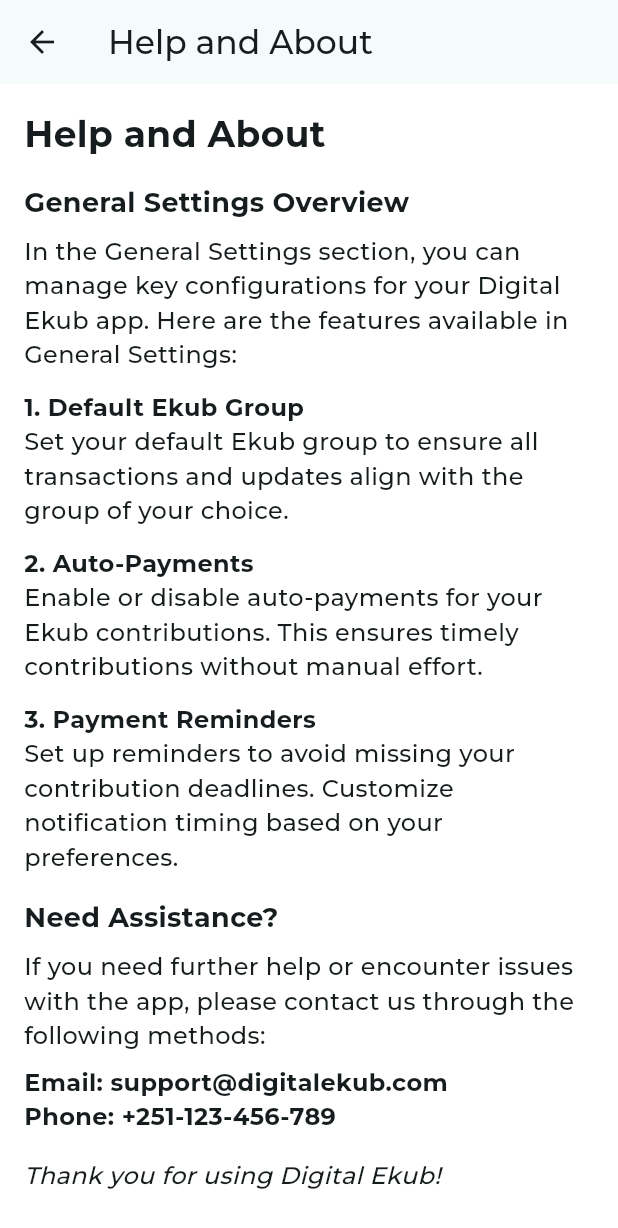
After one commit to Nahom-ketsela/Digital_Ekub, a Flutter app: the HelpAndAboutPage screen opened directly, on a phone screen of 412 x 824 dp. The commit adds this screen. Shown: the top 1228 px of the screen. Run offline on Flutter 3.47's test engine with Material 3 defaults, Android fonts, the phone set to English and light mode, and no system bars; our stand-ins replace carousel_slider, cloud_firestore, firebase_auth, firebase_core, flutter_fortune_wheel, flutter_screenutil and 4 more; accounts and stored records are empty; project files that could hold a hidden picture were left out.

Commit message:
some fixes

```diff
--- /dev/null
+++ b/lib/views/pages/general_settings.dart
@@ -0,0 +1,86 @@
+import 'package:flutter/material.dart';
+
+class GeneralSettingsPage extends StatelessWidget {
+  static String route = 'generalsettings-page';
+
+  @override
+  Widget build(BuildContext context) {
+    return Scaffold(
+      appBar: AppBar(
+        title: Text('General Settings'),
+      ),
+      body: SingleChildScrollView(
+        padding: const EdgeInsets.all(16.0),
+        child: Column(
+          crossAxisAlignment: CrossAxisAlignment.start,
+          children: [
+            Text(
+              'General Settings',
+              style: TextStyle(fontSize: 24, fontWeight: FontWeight.bold),
+            ),
+            SizedBox(height: 16),
+
+            // Default Ekub Group
+            ListTile(
+              leading: Icon(Icons.group),
+              title: Text('Default Ekub Group'),
+              subtitle:
+                  Text('Select your default Ekub group for quick access.'),
+              trailing: Icon(Icons.arrow_forward_ios),
+              onTap: () {
+                // Add navigation logic for group selection
+              },
+            ),
+            Divider(),
+
+            // Auto-Payments
+            ListTile(
+              leading: Icon(Icons.payment),
+              title: Text('Auto-Payments'),
+              subtitle: Text('Enable automatic contributions to your Ekub.'),
+              trailing: Switch(
+                value: true,
+                onChanged: (value) {
+                  // Add logic to toggle auto-payments
+                },
+              ),
+            ),
+            Divider(),
+
+            // Payment Reminders
+            ListTile(
+              leading: Icon(Icons.notifications),
+              title: Text('Payment Reminders'),
+              subtitle: Text('Set reminders for contribution deadlines.'),
+              trailing: Switch(
+                value: false,
+                onChanged: (value) {
+                  // Add logic to toggle payment reminders
+                },
+              ),
+            ),
+            Divider(),
+
+            SizedBox(height: 16),
+
+            Text(
+              'Manage these settings to ensure seamless operation of your Digital Ekub experience. Adjusting these preferences will help you stay organized and meet your financial goals on time.',
+              style: TextStyle(fontSize: 16),
+            ),
+            SizedBox(height: 16),
+
+            Text(
+              'Need More Help?',
+              style: TextStyle(fontSize: 18, fontWeight: FontWeight.bold),
+            ),
+            SizedBox(height: 8),
+            Text(
+              'If you have questions about these settings or encounter issues, please visit the Help and About section or contact support.',
+              style: TextStyle(fontSize: 16),
+            ),
+          ],
+        ),
+      ),
+    );
+  }
+}
--- /dev/null
+++ b/lib/views/pages/help_and_about.dart
@@ -0,0 +1,93 @@
+import 'package:flutter/material.dart';
+
+class HelpAndAboutPage extends StatelessWidget {
+  static String route = 'helpabout-page';
+
+  @override
+  Widget build(BuildContext context) {
+    return Scaffold(
+      appBar: AppBar(
+        title: Text('Help and About'),
+      ),
+      body: SingleChildScrollView(
+        padding: const EdgeInsets.all(16.0),
+        child: Column(
+          crossAxisAlignment: CrossAxisAlignment.start,
+          children: [
+            Text(
+              'Help and About',
+              style: TextStyle(fontSize: 24, fontWeight: FontWeight.bold),
+            ),
+            SizedBox(height: 16),
+
+            // About General Settings
+            Text(
+              'General Settings Overview',
+              style: TextStyle(fontSize: 18, fontWeight: FontWeight.bold),
+            ),
+            SizedBox(height: 8),
+            Text(
+              'In the General Settings section, you can manage key configurations for your Digital Ekub app. Here are the features available in General Settings:',
+              style: TextStyle(fontSize: 16),
+            ),
+            SizedBox(height: 12),
+            Text(
+              '1. Default Ekub Group',
+              style: TextStyle(fontSize: 16, fontWeight: FontWeight.bold),
+            ),
+            Text(
+              'Set your default Ekub group to ensure all transactions and updates align with the group of your choice.',
+              style: TextStyle(fontSize: 16),
+            ),
+            SizedBox(height: 12),
+            Text(
+              '2. Auto-Payments',
+              style: TextStyle(fontSize: 16, fontWeight: FontWeight.bold),
+            ),
+            Text(
+              'Enable or disable auto-payments for your Ekub contributions. This ensures timely contributions without manual effort.',
+              style: TextStyle(fontSize: 16),
+            ),
+            SizedBox(height: 12),
+            Text(
+              '3. Payment Reminders',
+              style: TextStyle(fontSize: 16, fontWeight: FontWeight.bold),
+            ),
+            Text(
+              'Set up reminders to avoid missing your contribution deadlines. Customize notification timing based on your preferences.',
+              style: TextStyle(fontSize: 16),
+            ),
+            SizedBox(height: 16),
+
+            // Additional Help
+            Text(
+              'Need Assistance?',
+              style: TextStyle(fontSize: 18, fontWeight: FontWeight.bold),
+            ),
+            SizedBox(height: 8),
+            Text(
+              'If you need further help or encounter issues with the app, please contact us through the following methods:',
+              style: TextStyle(fontSize: 16),
+            ),
+            SizedBox(height: 8),
+            Text(
+              'Email: support@digitalekub.com',
+              style: TextStyle(fontSize: 16, fontWeight: FontWeight.bold),
+            ),
+            Text(
+              'Phone: +251-123-456-789',
+              style: TextStyle(fontSize: 16, fontWeight: FontWeight.bold),
+            ),
+            SizedBox(height: 16),
+
+            // Footer
+            Text(
+              'Thank you for using Digital Ekub!',
+              style: TextStyle(fontSize: 16, fontStyle: FontStyle.italic),
+            ),
+          ],
+        ),
+      ),
+    );
+  }
+}
```
Also changed, not shown: lib/views/pages/setting_page.dart (+3 -27 lines).
